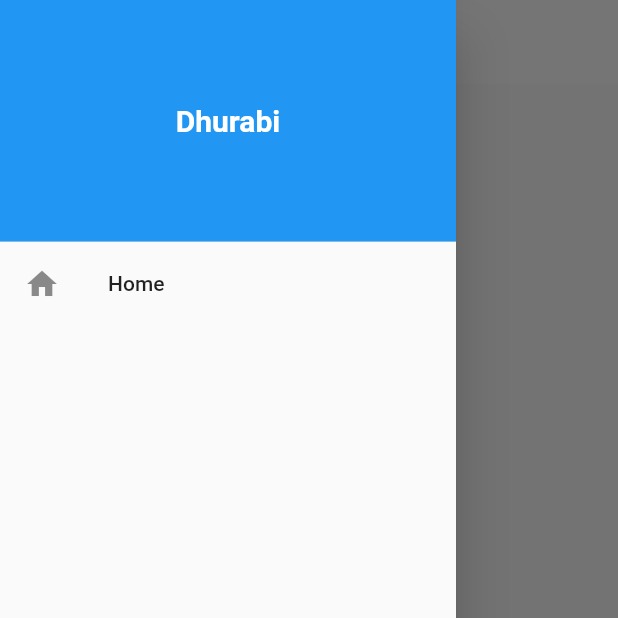
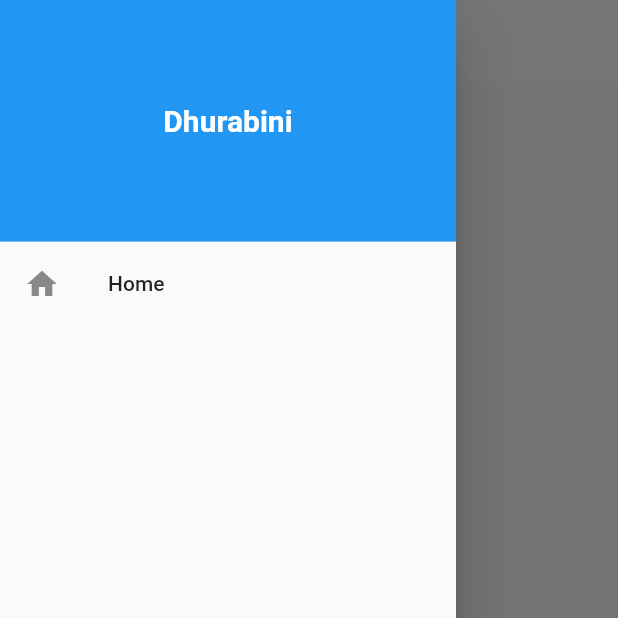
Before and after one commit to c3n7/dhurabini_client, a Flutter app: the screen it shows after launch, with the side drawer open, on a phone screen of 412 x 824 dp, the top half of it. Run offline on Flutter 3.47's test engine with Material 2 defaults, Android fonts, the phone set to English and light mode, and no system bars.

Commit message:
Renamed app bar

```diff
--- a/lib/main.dart
+++ b/lib/main.dart
@@ -9,11 +9,11 @@ class MyApp extends StatelessWidget {
   @override
   Widget build(BuildContext context) {
     return MaterialApp(
-      title: 'Dhurabi',
+      title: 'Dhurabini',
       theme: ThemeData(
         primarySwatch: Colors.blue,
       ),
-      home: MyHomePage(title: 'Dhurabi'),
+      home: MyHomePage(title: 'Dhurabini'),
     );
   }
 }
@@ -53,7 +53,7 @@ class _MyHomePageState extends State<MyHomePage> {
               margin: EdgeInsets.all(0),
               child: Center(
                 child: Text(
-                  "Dhurabi",
+                  "Dhurabini",
                   style: TextStyle(
                     color: Colors.white,
                     fontSize: 20.0,
```
